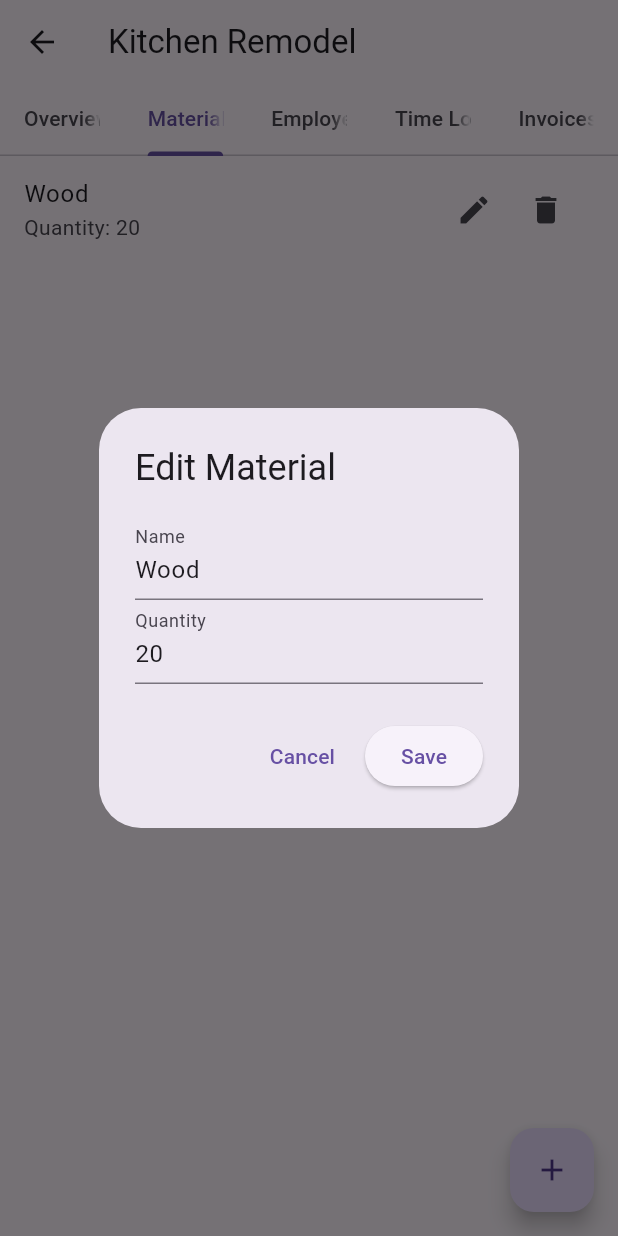
After one commit to Pistote-Initative-Studio/Americas-Perfect-Home, a Flutter app: the JobDetailPage screen opened directly with sample values from the repository, tab 2 chosen, after a tap on the "edit" icon, on a phone screen of 412 x 824 dp. The commit adds this screen. Run offline on Flutter 3.47's test engine with Material 3 defaults, Android fonts, the phone set to English and light mode, and no system bars.

Commit message:
Add job management and material request workflow

```diff
--- /dev/null
+++ b/lib/job_detail_page.dart
@@ -0,0 +1,201 @@
+import 'package:flutter/material.dart';
+import 'models.dart';
+import 'material_request_form.dart';
+
+class JobDetailPage extends StatefulWidget {
+  final Job job;
+  final bool isAdmin;
+  final String employeeName;
+
+  const JobDetailPage({
+    super.key,
+    required this.job,
+    this.isAdmin = true,
+    this.employeeName = 'Employee',
+  });
+
+  @override
+  State<JobDetailPage> createState() => _JobDetailPageState();
+}
+
+class _JobDetailPageState extends State<JobDetailPage>
+    with SingleTickerProviderStateMixin {
+  late TabController _tabController;
+
+  @override
+  void initState() {
+    super.initState();
+    _tabController = TabController(length: 5, vsync: this);
+    _tabController.addListener(() => setState(() {}));
+  }
+
+  @override
+  void dispose() {
+    _tabController.dispose();
+    super.dispose();
+  }
+
+  void _addOrEditMaterial({MaterialItem? material, int? index}) {
+    final nameController =
+        TextEditingController(text: material != null ? material.name : '');
+    final quantityController = TextEditingController(
+        text: material != null ? material.quantity.toString() : '');
+
+    showDialog(
+      context: context,
+      builder: (_) => AlertDialog(
+        title: Text(material == null ? 'Add Material' : 'Edit Material'),
+        content: Column(
+          mainAxisSize: MainAxisSize.min,
+          children: [
+            TextField(
+              controller: nameController,
+              decoration: const InputDecoration(labelText: 'Name'),
+            ),
+            TextField(
+              controller: quantityController,
+              decoration: const InputDecoration(labelText: 'Quantity'),
+              keyboardType: TextInputType.number,
+            ),
+          ],
+        ),
+        actions: [
+          TextButton(
+            onPressed: () => Navigator.pop(context),
+            child: const Text('Cancel'),
+          ),
+          ElevatedButton(
+            onPressed: () {
+              final name = nameController.text.trim();
+              final quantity = int.tryParse(quantityController.text.trim()) ?? 0;
+              if (name.isNotEmpty && quantity > 0) {
+                setState(() {
+                  final item = MaterialItem(name: name, quantity: quantity);
+                  if (material == null) {
+                    widget.job.materials.add(item);
+                  } else if (index != null) {
+                    widget.job.materials[index] = item;
+                  }
+                });
+                Navigator.pop(context);
+              }
+            },
+            child: const Text('Save'),
+          ),
+        ],
+      ),
+    );
+  }
+
+  void _deleteMaterial(int index) {
+    setState(() {
+      widget.job.materials.removeAt(index);
+    });
+  }
+
+  void _requestMaterials() {
+    Navigator.push(
+      context,
+      MaterialPageRoute(
+        builder: (_) => MaterialRequestForm(
+          job: widget.job,
+          employeeName: widget.employeeName,
+        ),
+      ),
+    );
+  }
+
+  @override
+  Widget build(BuildContext context) {
+    return Scaffold(
+      appBar: AppBar(
+        title: Text(widget.job.name),
+        bottom: TabBar(
+          controller: _tabController,
+          tabs: const [
+            Tab(text: 'Overview'),
+            Tab(text: 'Materials'),
+            Tab(text: 'Employees'),
+            Tab(text: 'Time Logs'),
+            Tab(text: 'Invoices'),
+          ],
+        ),
+      ),
+      body: TabBarView(
+        controller: _tabController,
+        children: [
+          _overviewTab(),
+          _materialsTab(),
+          _listTab(widget.job.employees),
+          _listTab(widget.job.timeLogs),
+          _listTab(widget.job.invoices),
+        ],
+      ),
+      floatingActionButton: _tabController.index == 1
+          ? widget.isAdmin
+              ? FloatingActionButton(
+                  onPressed: () => _addOrEditMaterial(),
+                  child: const Icon(Icons.add),
+                )
+              : FloatingActionButton(
+                  onPressed: _requestMaterials,
+                  child: const Icon(Icons.add),
+                )
+          : null,
+    );
+  }
+
+  Widget _overviewTab() {
+    final job = widget.job;
+    return Padding(
+      padding: const EdgeInsets.all(16.0),
+      child: Column(
+        crossAxisAlignment: CrossAxisAlignment.start,
+        children: [
+          Text('Client: ${job.client}'),
+          Text('Status: ${job.status}'),
+          Text('Current Cost: \$${job.currentCost.toStringAsFixed(2)}'),
+          Text('Projected Cost: \$${job.projectedCost.toStringAsFixed(2)}'),
+        ],
+      ),
+    );
+  }
+
+  Widget _materialsTab() {
+    return ListView.builder(
+      itemCount: widget.job.materials.length,
+      itemBuilder: (context, index) {
+        final material = widget.job.materials[index];
+        return ListTile(
+          title: Text(material.name),
+          subtitle: Text('Quantity: ${material.quantity}'),
+          trailing: widget.isAdmin
+              ? Row(
+                  mainAxisSize: MainAxisSize.min,
+                  children: [
+                    IconButton(
+                      icon: const Icon(Icons.edit),
+                      onPressed: () =>
+                          _addOrEditMaterial(material: material, index: index),
+                    ),
+                    IconButton(
+                      icon: const Icon(Icons.delete),
+                      onPressed: () => _deleteMaterial(index),
+                    ),
+                  ],
+                )
+              : null,
+        );
+      },
+    );
+  }
+
+  Widget _listTab(List<String> items) {
+    return ListView.builder(
+      itemCount: items.length,
+      itemBuilder: (context, index) => ListTile(
+        title: Text(items[index]),
+      ),
+    );
+  }
+}
--- /dev/null
+++ b/lib/models.dart
@@ -0,0 +1,79 @@
+import 'package:flutter/material.dart';
+
+class MaterialItem {
+  String name;
+  int quantity;
+
+  MaterialItem({required this.name, required this.quantity});
+}
+
+class Job {
+  final int id;
+  String name;
+  String client;
+  double currentCost;
+  double projectedCost;
+  String status;
+  List<MaterialItem> materials;
+  List<String> employees;
+  List<String> timeLogs;
+  List<String> invoices;
+
+  Job({
+    required this.id,
+    required this.name,
+    required this.client,
+    required this.currentCost,
+    required this.projectedCost,
+    required this.status,
+    this.materials = const [],
+    this.employees = const [],
+    this.timeLogs = const [],
+    this.invoices = const [],
+  });
+}
+
+class MaterialRequest {
+  final Job job;
+  final String materialName;
+  final int quantity;
+  final String note;
+  final String employeeName;
+
+  MaterialRequest({
+    required this.job,
+    required this.materialName,
+    required this.quantity,
+    required this.note,
+    required this.employeeName,
+  });
+}
+
+final List<Job> mockJobs = [
+  Job(
+    id: 1,
+    name: 'Kitchen Remodel',
+    client: 'Smith Family',
+    currentCost: 5000,
+    projectedCost: 12000,
+    status: 'In Progress',
+    materials: [MaterialItem(name: 'Wood', quantity: 20)],
+    employees: ['Alice', 'Bob'],
+    timeLogs: ['Logged 8 hours'],
+    invoices: ['Invoice #1'],
+  ),
+  Job(
+    id: 2,
+    name: 'Bathroom Renovation',
+    client: 'Johnson Family',
+    currentCost: 3000,
+    projectedCost: 8000,
+    status: 'Not Started',
+    materials: [MaterialItem(name: 'Tiles', quantity: 100)],
+    employees: ['Charlie'],
+    timeLogs: [],
+    invoices: [],
+  ),
+];
+
+final List<MaterialRequest> materialRequests = [];
```
Also changed, not shown: lib/inbox_page.dart (+53 -4 lines), lib/jobs_page.dart (+31 -3 lines), lib/material_request_form.dart (added, +92 -0 lines).
